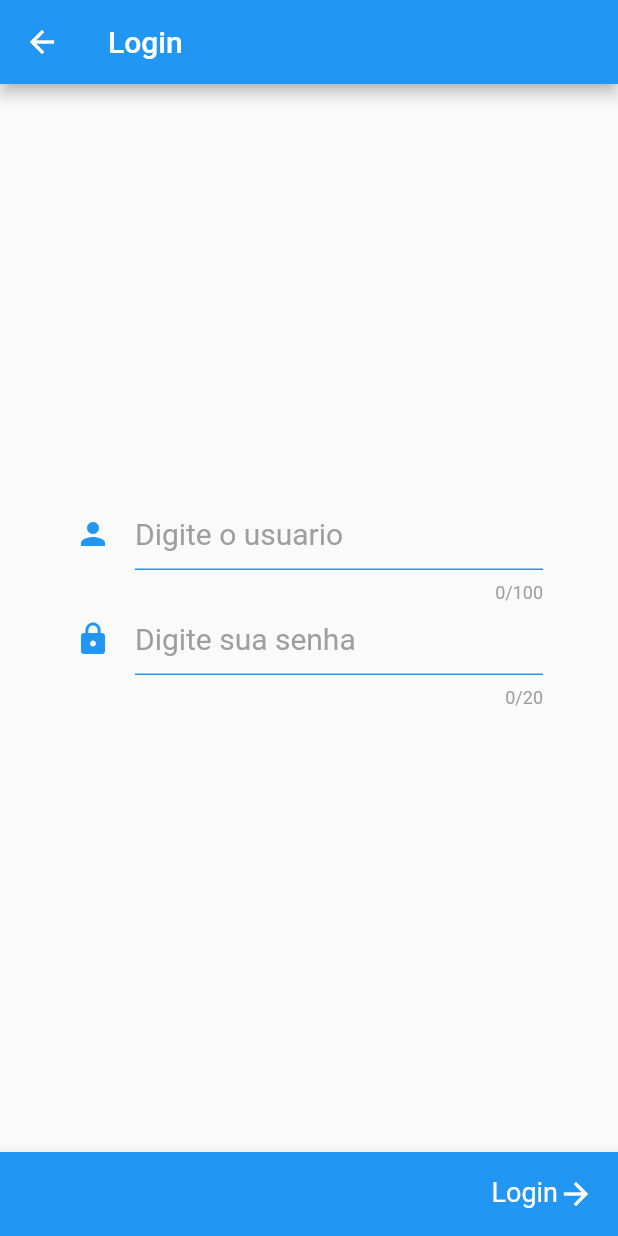
After one commit to lugael/AppCondominios, a Flutter app: the screen it shows after launch, in the side drawer, after a tap on "Efetuar Login", on a phone screen of 412 x 824 dp. The commit adds this screen. Run offline on Flutter 3.47's test engine with Material 2 defaults, Android fonts, the phone set to English and light mode, and no system bars; our stand-ins replace sqflite; accounts and stored records are empty.

Commit message:
Realizando login

```diff
--- a/lib/server.dart
+++ b/lib/server.dart
@@ -1,5 +1,6 @@
 import 'dart:convert';
 import 'dart:io';
+import 'package:app_condominios/utils.dart';
 import 'package:app_condominios/model.dart';
 import 'package:http/http.dart' as http;
 
@@ -42,7 +43,10 @@ Future<String> _serverGET(
 Future<String> _serverPOST({required String endpoint,required String body, String? token}) async {
 
   final url = Uri.https(urlSrv, endpoint);
-  final headers = token != null ? {'token': token} : null;
+  final headers = {'Content-Type':'application/json'};
+  if(token != null){
+    headers['token'] = token;
+  }
 
   final response = await http.post(url, headers: headers, body: body, encoding: Encoding.getByName("UTF-8"));
 
@@ -64,7 +68,7 @@ Future<List<Morador>> srvGetMoradores(
 
 
 Future<Sessao> srvPostLogin(String nomeUsuario, String senha) async{
-  final strObjLogin =  json.encode({'nomeUsuario': nomeUsuario,'senha':senha});
+  final strObjLogin =  json.encode({'nomeUsuario': nomeUsuario,'senha': toMd5(senha)});
   String response = await _serverPOST(endpoint: 'login', body: strObjLogin);
 
   Map<String, dynamic> mapSessao = json.decode(response);
--- a/lib/tela_inicial.dart
+++ b/lib/tela_inicial.dart
@@ -1,6 +1,8 @@
+import 'package:app_condominios/tela_login.dart';
 import 'package:app_condominios/tela_moradores.dart';
 import 'package:flutter/cupertino.dart';
 import 'package:flutter/material.dart';
+import 'package:app_condominios/utils.dart';
 
 class TelaInicial extends StatefulWidget {
   const TelaInicial({Key? key}) : super(key: key);
@@ -75,15 +77,18 @@ class _TelaInicialState extends State<TelaInicial> {
         child: ListView(children: [
       const UserAccountsDrawerHeader(
           accountName: Text('Luis'), accountEmail: Text('luis@luis')),
+      ListTile(leading: Icon(Icons.login), title: Text('Efetuar Login'), onTap: _abrirTelaLogin),
       ListTile(
           leading: Icon(Icons.people_alt), title: Text('Lista de moradores'),onTap: _abrirTelaMoradores),
-      ListTile(leading: Icon(Icons.account_circle), title: Text('Profile')),
       ListTile(leading: Icon(Icons.settings), title: Text('Settings'))
     ]));
   }
+  void _abrirTelaLogin(){
+    Navigator.pop(context);
+    abrirTela(context, const TelaLogin());
+  }
   void _abrirTelaMoradores(){
     Navigator.pop(context);
-    Navigator.push(context,
-        CupertinoPageRoute(builder: (context) => const TelaMoradores()));
+    abrirTela(context, const TelaMoradores());
   }
 }
--- /dev/null
+++ b/lib/tela_login.dart
@@ -0,0 +1,84 @@
+import 'package:app_condominios/dao.dart';
+import 'package:app_condominios/model.dart';
+import 'package:app_condominios/server.dart';
+import 'package:app_condominios/utils.dart';
+import 'package:flutter/material.dart';
+
+class TelaLogin extends StatefulWidget {
+  const TelaLogin({Key? key}) : super(key: key);
+
+  @override
+  State<TelaLogin> createState() => _StateTelaLogin();
+}
+
+class _StateTelaLogin extends State<TelaLogin> {
+  TextEditingController _loginControler = TextEditingController();
+  TextEditingController _senhaControler = TextEditingController();
+  FocusNode _loginFocus = FocusNode();
+  FocusNode _senhaFocus = FocusNode();
+
+  @override
+  Widget build(BuildContext context) {
+    return Scaffold(
+        appBar: AppBar(title: const Text('Login')),
+        body: _buildBody(),
+        bottomNavigationBar: BottomAppBar(
+            child: ListTile(
+                onTap: login,
+                trailing: Wrap(children: const [
+                  Text('Login',
+                      style: TextStyle(fontSize: 18.0, color: Colors.white)),
+                  Icon(Icons.arrow_forward, color: Colors.white)
+                ])),
+            color: Colors.blue));
+  }
+
+  Widget _buildBody() {
+    return Padding(
+        padding: const EdgeInsets.all(50.0),
+        child: Center(
+            child: Form(
+                child: Column(mainAxisSize: MainAxisSize.min, children: [
+          TextFormField(
+              controller: _loginControler,
+              maxLength: 100,
+              focusNode: _loginFocus,
+              style: const TextStyle(fontSize: 20.0),
+              decoration: _buildInputDecoration(
+                  hint: 'Digite o usuario', icon: Icons.person)),
+          TextFormField(
+              controller: _senhaControler,
+              focusNode: _senhaFocus,
+              maxLength: 20,
+              obscureText: true,
+              style: const TextStyle(fontSize: 20.0),
+              decoration: _buildInputDecoration(
+                  hint: 'Digite sua senha', icon: Icons.lock)),
+          const SizedBox(height: 20.0)
+        ]))));
+  }
+
+  InputDecoration _buildInputDecoration(
+      {required String hint, required IconData icon}) {
+    return InputDecoration(
+        hintText: hint,
+        helperStyle: const TextStyle(fontSize: 12.0,color: Colors.grey),
+        hintStyle: const TextStyle(fontSize: 20.0, color: Colors.grey),
+        enabledBorder:
+            UnderlineInputBorder(borderSide: BorderSide(color: normalTxtColor)),
+        focusedBorder: UnderlineInputBorder(
+            borderSide: BorderSide(color: focusedTxtColor, width: 2.0)),
+        icon: Icon(icon, color: Colors.blue));
+  }
+  void login() {
+    final login = _loginControler.text;
+    final senha = _senhaControler.text;
+    srvPostLogin(login, senha).then((Sessao sessao) async {
+      print('Login Efetuado');
+      await DAO.get().saveSessao(sessao);
+      Navigator.pop(context);
+    }).onError((error, stackTrace) {
+      print('Ocorreu um erro durante o login: ${error.toString()}');
+    });
+  }
+}
--- /dev/null
+++ b/lib/utils.dart
@@ -0,0 +1,14 @@
+import 'dart:convert';
+import 'package:crypto/crypto.dart';
+import 'package:flutter/cupertino.dart';
+import 'package:flutter/material.dart';
+
+final normalTxtColor = Colors.blue;
+final focusedTxtColor = Colors.orange;
+String toMd5(String str){
+  return md5.convert(utf8.encode(str)).toString();
+}
+
+void abrirTela(BuildContext ctx, StatefulWidget tela){
+  Navigator.push(ctx,   CupertinoPageRoute(builder: (context) => tela));
+}
--- a/pubspec.yaml
+++ b/pubspec.yaml
@@ -36,6 +36,7 @@ dependencies:
   intl: ^0.17.0
   http: ^0.13.4
   sqflite: ^2.0.2+1
+  crypto: ^3.0.1
 
 dev_dependencies:
   flutter_test:
```
Also changed, not shown: pubspec.lock.
